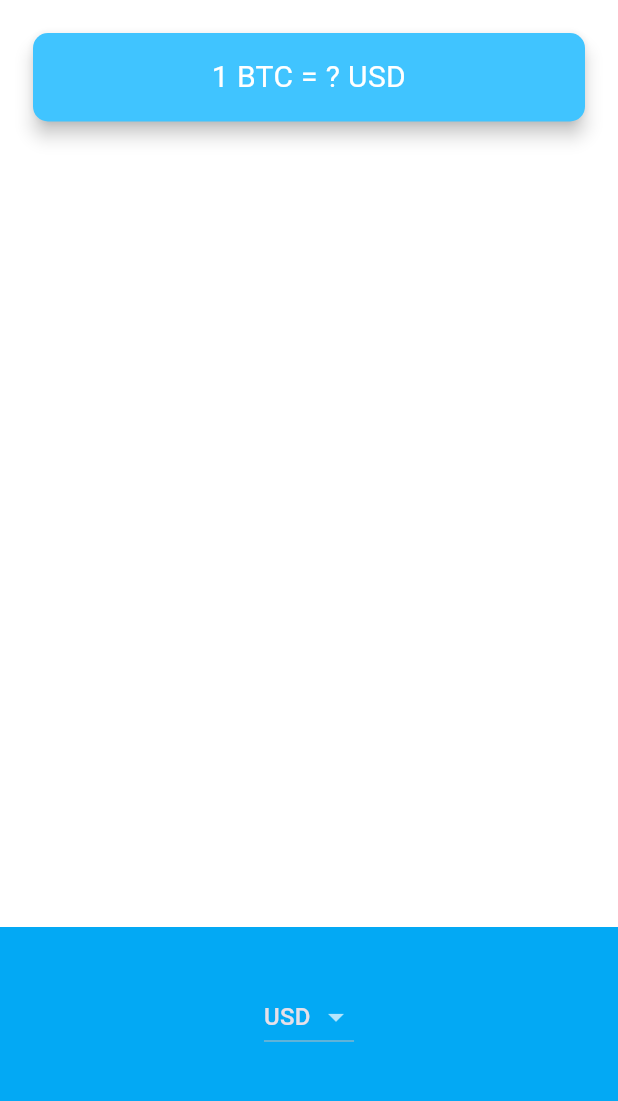
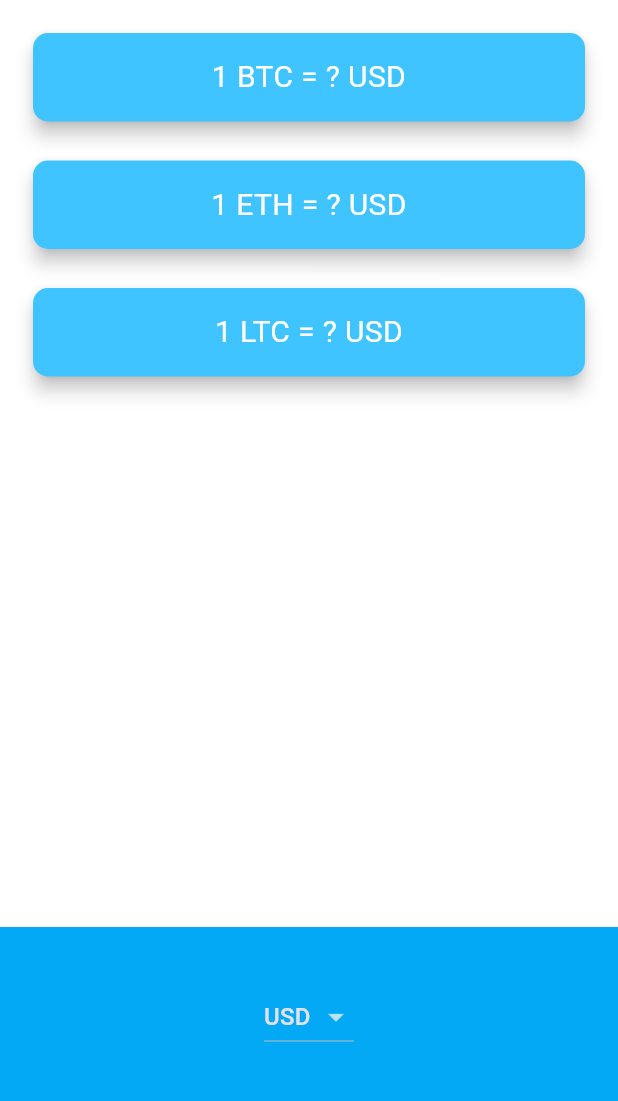
Before and after one commit to Genboyz/Flutter, a Flutter app: the screen it shows after launch, on a phone screen of 412 x 824 dp, the part 84-1185 px from its top. Run offline on Flutter 3.47's test engine with Material 3 defaults, Android fonts, the phone set to English and light mode, and no system bars; our stand-ins replace audioplayers, flutter_spinkit, geolocator, get, lottie, permission_handler and 1 more; network calls fail.

Commit message:
Update price_screen.dart

```diff
--- a/Bitcoin Ticker/lib/price_screen.dart
+++ b/Bitcoin Ticker/lib/price_screen.dart
@@ -11,21 +11,29 @@ class PriceScreen extends StatefulWidget {
 
 class _PriceScreenState extends State<PriceScreen> {
   String selectedCurrency = "USD";
+  List<String> coinType = ["BTC", "ETH", "LTC"];
+  //List<dynamic> Values = [];
+  //var emptyArray = List.generate(5, (index) => null);
+  List<String> Values = ["?", "?", "?"];
   NetworkHelp? helper;
-  var value;
+  //var btcValue, ethValue, ltcValue;
+
   @override
   void initState() {
     super.initState();
+
     updateValue();
   }
 
-  void updateValue() async {
-    helper = NetworkHelp(currency: selectedCurrency);
+  Future<void> updateValue() async {
+    for (int i = 0; i < 3; i++) {
+      helper = NetworkHelp(coin: coinType[i], currency: selectedCurrency);
       var ExchangeData = await helper?.getRate();
       if (ExchangeData != null) {
         setState(() {
-        value = (ExchangeData["rate"] as double).toStringAsFixed(0);
+          Values[i] = (ExchangeData["rate"] as double).toStringAsFixed(0);
         });
+      }
     }
   }
 
@@ -42,8 +50,10 @@ class _PriceScreenState extends State<PriceScreen> {
         value: selectedCurrency,
         items: dropdown,
         onChanged: (value) {
+          setState(() {
             selectedCurrency = value!;
             updateValue();
+          });
         });
   }
 
@@ -58,8 +68,10 @@ class _PriceScreenState extends State<PriceScreen> {
       backgroundColor: Colors.lightBlue,
       itemExtent: 32,
       onSelectedItemChanged: (selectedIndex) {
+        setState(() {
           selectedCurrency = currenciesList[selectedIndex];
           updateValue();
+        });
       },
       children: dropdown,
     );
@@ -75,6 +87,9 @@ class _PriceScreenState extends State<PriceScreen> {
         mainAxisAlignment: MainAxisAlignment.spaceBetween,
         crossAxisAlignment: CrossAxisAlignment.stretch,
         children: <Widget>[
+          Column(
+            crossAxisAlignment: CrossAxisAlignment.stretch,
+            children: [
               Padding(
                 padding: EdgeInsets.fromLTRB(18.0, 18.0, 18.0, 0),
                 child: Card(
@@ -84,17 +99,93 @@ class _PriceScreenState extends State<PriceScreen> {
                     borderRadius: BorderRadius.circular(10.0),
                   ),
                   child: Padding(
-                padding: EdgeInsets.symmetric(vertical: 15.0, horizontal: 28.0),
-                child: Text(
-                  '1 BTC = ${value ?? "?"} $selectedCurrency',
+                    padding:
+                        EdgeInsets.symmetric(vertical: 15.0, horizontal: 28.0),
+                    child: FutureBuilder<void>(
+                      future: updateValue(), // Use the created Future
+                      builder: (context, snapshot) {
+                        if (snapshot.connectionState == ConnectionState.done) {
+                          return Text(
+                            '1 BTC = ${Values[0]} $selectedCurrency',
                             textAlign: TextAlign.center,
                             style: TextStyle(
                               fontSize: 20.0,
                               color: Colors.white,
                             ),
+                          );
+                        } else {
+                          return Center(child: CircularProgressIndicator());
+                        }
+                      },
                     ),
                   ),
                 ),
+              ),
+              //+++++++++++++++++++++ 3rd block ++++++++++++++++++++
+              Padding(
+                padding: EdgeInsets.fromLTRB(18.0, 18.0, 18.0, 0),
+                child: Card(
+                  color: Colors.lightBlueAccent,
+                  elevation: 5.0,
+                  shape: RoundedRectangleBorder(
+                    borderRadius: BorderRadius.circular(10.0),
+                  ),
+                  child: Padding(
+                    padding:
+                        EdgeInsets.symmetric(vertical: 15.0, horizontal: 28.0),
+                    child: FutureBuilder<void>(
+                      future: updateValue(), // Use the created Future
+                      builder: (context, snapshot) {
+                        if (snapshot.connectionState == ConnectionState.done) {
+                          return Text(
+                            '1 ETH = ${Values[1]} $selectedCurrency',
+                            textAlign: TextAlign.center,
+                            style: TextStyle(
+                              fontSize: 20.0,
+                              color: Colors.white,
+                            ),
+                          );
+                        } else {
+                          return Center(child: CircularProgressIndicator());
+                        }
+                      },
+                    ),
+                  ),
+                ),
+              ),
+              //+++++++++++++++++++++ 3rd block ++++++++++++++++++++
+              Padding(
+                padding: EdgeInsets.fromLTRB(18.0, 18.0, 18.0, 0),
+                child: Card(
+                  color: Colors.lightBlueAccent,
+                  elevation: 5.0,
+                  shape: RoundedRectangleBorder(
+                    borderRadius: BorderRadius.circular(10.0),
+                  ),
+                  child: Padding(
+                    padding:
+                        EdgeInsets.symmetric(vertical: 15.0, horizontal: 28.0),
+                    child: FutureBuilder<void>(
+                      future: updateValue(), // Use the created Future
+                      builder: (context, snapshot) {
+                        if (snapshot.connectionState == ConnectionState.done) {
+                          return Text(
+                            '1 LTC = ${Values[2]} $selectedCurrency',
+                            textAlign: TextAlign.center,
+                            style: TextStyle(
+                              fontSize: 20.0,
+                              color: Colors.white,
+                            ),
+                          );
+                        } else {
+                          return Center(child: CircularProgressIndicator());
+                        }
+                      },
+                    ),
+                  ),
+                ),
+              ),
+            ],
           ),
           Container(
             height: 150.0,
```
Lines whose indentation alone changed are shown as unchanged.
